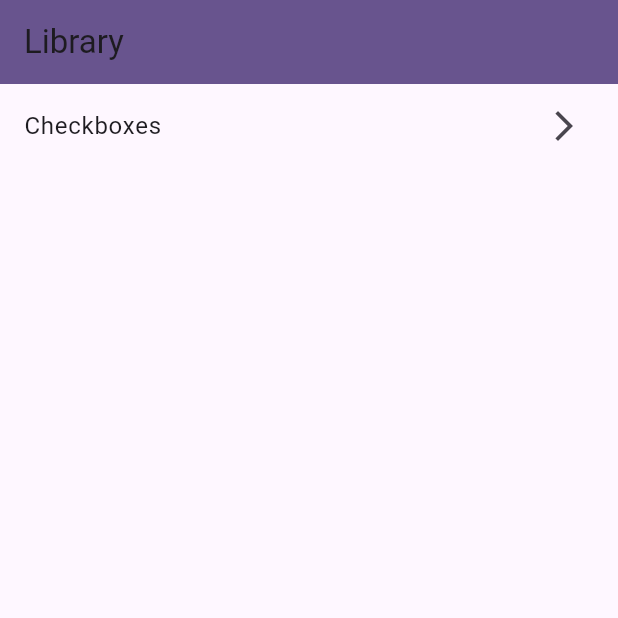
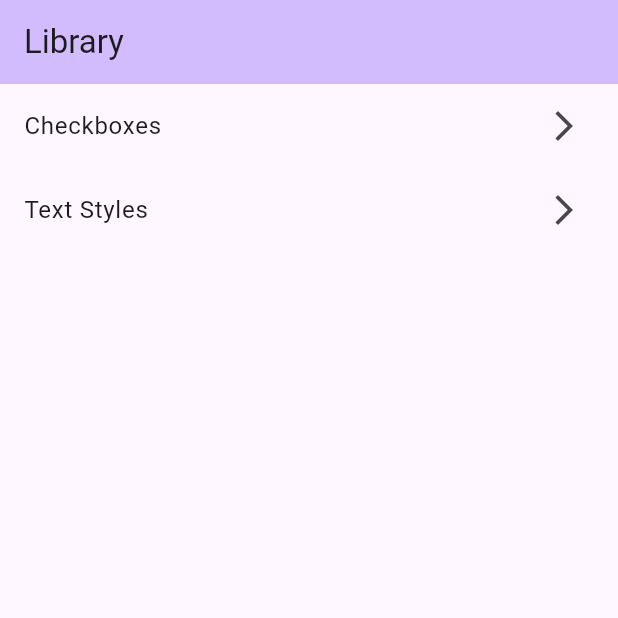
Before and after one commit to etnet-robingeng/test_flutter_package, a Flutter app: the screen it shows after launch, on a phone screen of 412 x 824 dp, the top half of it. Run offline on Flutter 3.47's test engine with Material 3 defaults, Android fonts, the phone set to English and light mode, and no system bars; Roboto replaces fonts that are missing (PingFang TC).

Commit message:
add text style

```diff
--- a/example/lib/main.dart
+++ b/example/lib/main.dart
@@ -1,5 +1,7 @@
 import 'package:flutter/material.dart';
+import 'package:app_family_materials/family_themes.dart';
 import 'sections/checkbox.dart';
+import 'sections/text_style.dart';
 
 void main() {
   runApp(const MyApp());
@@ -13,9 +15,7 @@ class MyApp extends StatelessWidget {
   Widget build(BuildContext context) {
     return MaterialApp(
       title: 'ET Net Flutter Library Demo',
-      theme: ThemeData(
-        colorScheme: ColorScheme.fromSeed(seedColor: Colors.deepPurple),
-      ),
+      theme: FamilyThemes.deepPurpleTheme,
       home: const MyHomePage(),
     );
   }
@@ -31,28 +31,50 @@ class MyHomePage extends StatefulWidget {
 }
 
 class _MyHomePageState extends State<MyHomePage> {
-
   @override
   Widget build(BuildContext context) {
     return Scaffold(
       appBar: AppBar(
         title: Text(widget.title),
-        backgroundColor: Theme.of(context).colorScheme.primary,
+        backgroundColor: Theme.of(context).colorScheme.inversePrimary,
       ),
       body: ListView(
         children: [
-          ListTile(
-            trailing: const Icon(Icons.arrow_forward_ios),
-            title: const Text('Checkboxes'),
-            onTap: () {
-              Navigator.push(
-                context,
-                MaterialPageRoute(builder: (context) => const CheckboxPage()),
-              );
-            },
+          NavigationListTile(
+            title: 'Checkboxes',
+            destination: const CheckboxPage(),
+          ),
+          NavigationListTile(
+            title: 'Text Styles',
+            destination: const TextStylePage(),
           ),
         ],
       ),
     );
   }
 }
+
+class NavigationListTile extends StatelessWidget {
+  final String title;
+  final Widget destination;
+
+  const NavigationListTile({
+    super.key,
+    required this.title,
+    required this.destination,
+  });
+
+  @override
+  Widget build(BuildContext context) {
+    return ListTile(
+      trailing: const Icon(Icons.arrow_forward_ios),
+      title: Text(title),
+      onTap: () {
+        Navigator.push(
+          context,
+          MaterialPageRoute(builder: (context) => destination),
+        );
+      },
+    );
+  }
+}
--- a/example/lib/sections/checkbox.dart
+++ b/example/lib/sections/checkbox.dart
@@ -17,7 +17,7 @@ class _CheckboxPageState extends State<CheckboxPage> {
     return Scaffold(
       appBar: AppBar(
         title: const Text('Checkbox Examples'),
-        backgroundColor: Theme.of(context).colorScheme.primary,
+        backgroundColor: Theme.of(context).colorScheme.inversePrimary,
       ),
       body: SingleChildScrollView(
         child: Padding(
--- /dev/null
+++ b/example/lib/sections/text_style.dart
@@ -0,0 +1,54 @@
+import 'package:flutter/material.dart';
+import 'package:app_family_materials/family_textStyle.dart';
+
+class TextStylePage extends StatelessWidget {
+  const TextStylePage({super.key});
+
+  @override
+  Widget build(BuildContext context) {
+
+    return Scaffold(
+      appBar: AppBar(
+        title: const Text('Text Styles'),
+        backgroundColor: Theme.of(context).colorScheme.inversePrimary,
+      ),
+      body: SingleChildScrollView(
+        child: Padding(
+          padding: const EdgeInsets.all(16.0),
+          child: Column(
+            crossAxisAlignment: CrossAxisAlignment.start,
+            children: [
+              Text('Body Styles:', style: FamilyTextStyle.LHeadlineSemiBold),
+              const SizedBox(height: 16),
+              Text('Small Body Regular', style: FamilyTextStyle.SBodyRegular),
+              Text('Small Body Medium', style: FamilyTextStyle.SBodyMedium),
+              Text('Small Body SemiBold', style: FamilyTextStyle.SBodySemiBold),
+              const SizedBox(height: 8),
+              Text('Medium Body Regular', style: FamilyTextStyle.MBodyRegular),
+              Text('Medium Body Medium', style: FamilyTextStyle.MBodyMedium),
+              Text('Medium Body SemiBold', style: FamilyTextStyle.MBodySemiBold),
+              const SizedBox(height: 8),
+              Text('Large Body Regular', style: FamilyTextStyle.LBodyRegular),
+              Text('Large Body Medium', style: FamilyTextStyle.LBodyMedium),
+              Text('Large Body SemiBold', style: FamilyTextStyle.LBodySemiBold),
+              const SizedBox(height: 24),
+              Text('Headline Styles:', style: FamilyTextStyle.LHeadlineSemiBold),
+              const SizedBox(height: 16),
+              Text('Small Headline Regular', style: FamilyTextStyle.SHeadlineRegular),
+              Text('Small Headline Medium', style: FamilyTextStyle.SHeadlineMedium),
+              Text('Small Headline SemiBold', style: FamilyTextStyle.SHeadlineSemiBold),
+              const SizedBox(height: 8),
+              Text('Medium Headline Regular', style: FamilyTextStyle.MHeadlineRegular),
+              Text('Medium Headline Medium', style: FamilyTextStyle.MHeadlineMedium),
+              Text('Medium Headline SemiBold', style: FamilyTextStyle.MHeadlineSemiBold),
+              const SizedBox(height: 8),
+              Text('Large Headline Regular', style: FamilyTextStyle.LHeadlineRegular),
+              Text('Large Headline Medium', style: FamilyTextStyle.LHeadlineMedium),
+              Text('Large Headline SemiBold', style: FamilyTextStyle.LHeadlineSemiBold),
+            ],
+          ),
+        ),
+      ),
+    );
+  }
+}
--- a/lib/family_sizes.dart
+++ b/lib/family_sizes.dart
@@ -4,20 +4,20 @@ class FamilySizesBody {
   static const double fontSizeL = 16;
 }
 
-class FamilySizesHeader {
+class FamilySizesHeadline {
   static const double fontSizeS = 18;
   static const double fontSizeM = 20;
   static const double fontSizeL = 22;
 }
 
 class FamilySizeBodyHeight {
-  static const double fontHeightS = 18;
-  static const double fontHeightM = 20;
-  static const double fontHeightL = 24;
+  static const double fontHeightS = 18 / FamilySizesBody.fontSizeS;
+  static const double fontHeightM = 20 / FamilySizesBody.fontSizeM;
+  static const double fontHeightL = 24 / FamilySizesBody.fontSizeL;
 }
 
-class FamilySizeHeaderHeight {
-  static const double fontHeightS = 18;
-  static const double fontHeightM = 20;
-  static const double fontHeightL = 22;
+class FamilySizeHeadlineHeight {
+  static const double fontHeightS = 18 / FamilySizesHeadline.fontSizeS;
+  static const double fontHeightM = 20 / FamilySizesHeadline.fontSizeM;
+  static const double fontHeightL = 22 / FamilySizesHeadline.fontSizeL;
 }
--- a/lib/family_textStyle.dart
+++ b/lib/family_textStyle.dart
@@ -1,3 +1,5 @@
+// ignore_for_file: constant_identifier_names
+
 import 'package:flutter/material.dart' show TextStyle, FontWeight;
 import 'family_sizes.dart';
 
@@ -67,66 +69,66 @@ class FamilyTextStyle {
     fontFamily: fontFamily,
   );
 
-  static const TextStyle TitleRegular = TextStyle(
-    fontSize: FamilySizesHeader.fontSizeS,
+  static const TextStyle SHeadlineRegular = TextStyle(
+    fontSize: FamilySizesHeadline.fontSizeS,
     fontWeight: FontWeight.w400,
-    height: FamilySizeHeaderHeight.fontHeightS,
+    height: FamilySizeHeadlineHeight.fontHeightS,
     fontFamily: fontFamily,
   );
 
-  static const TextStyle TitleMedium = TextStyle(
-    fontSize: FamilySizesHeader.fontSizeS,
+  static const TextStyle SHeadlineMedium = TextStyle(
+    fontSize: FamilySizesHeadline.fontSizeS,
     fontWeight: FontWeight.w500,
-    height: FamilySizeHeaderHeight.fontHeightS,
+    height: FamilySizeHeadlineHeight.fontHeightS,
     fontFamily: fontFamily,
   );
 
-  static const TextStyle TitleSemiBold = TextStyle(
-    fontSize: FamilySizesHeader.fontSizeS,
+  static const TextStyle SHeadlineSemiBold = TextStyle(
+    fontSize: FamilySizesHeadline.fontSizeS,
     fontWeight: FontWeight.w600,
-    height: FamilySizeHeaderHeight.fontHeightS,
+    height: FamilySizeHeadlineHeight.fontHeightS,
     fontFamily: fontFamily,
   );
 
-  static const TextStyle HeadlineRegular = TextStyle(
-    fontSize: FamilySizesHeader.fontSizeM,
+  static const TextStyle MHeadlineRegular = TextStyle(
+    fontSize: FamilySizesHeadline.fontSizeM,
     fontWeight: FontWeight.w400,
-    height: FamilySizeHeaderHeight.fontHeightM,
+    height: FamilySizeHeadlineHeight.fontHeightM,
     fontFamily: fontFamily,
   );
 
-  static const TextStyle HeadlineMedium = TextStyle(
-    fontSize: FamilySizesHeader.fontSizeM,
+  static const TextStyle MHeadlineMedium = TextStyle(
+    fontSize: FamilySizesHeadline.fontSizeM,
     fontWeight: FontWeight.w500,
-    height: FamilySizeHeaderHeight.fontHeightM,
+    height: FamilySizeHeadlineHeight.fontHeightM,
     fontFamily: fontFamily,
   );
 
-  static const TextStyle HeadlineSemiBold = TextStyle(
-    fontSize: FamilySizesHeader.fontSizeM,
+  static const TextStyle MHeadlineSemiBold = TextStyle(
+    fontSize: FamilySizesHeadline.fontSizeM,
     fontWeight: FontWeight.w600,
-    height: FamilySizeHeaderHeight.fontHeightM,
+    height: FamilySizeHeadlineHeight.fontHeightM,
     fontFamily: fontFamily,
   );
 
-  static const TextStyle DisplayRegular = TextStyle(
-    fontSize: FamilySizesHeader.fontSizeL,
+  static const TextStyle LHeadlineRegular = TextStyle(
+    fontSize: FamilySizesHeadline.fontSizeL,
     fontWeight: FontWeight.w400,
-    height: FamilySizeHeaderHeight.fontHeightL,
+    height: FamilySizeHeadlineHeight.fontHeightL,
     fontFamily: fontFamily,
   );
 
-  static const TextStyle DisplayMedium = TextStyle(
-    fontSize: FamilySizesHeader.fontSizeL,
+  static const TextStyle LHeadlineMedium = TextStyle(
+    fontSize: FamilySizesHeadline.fontSizeL,
     fontWeight: FontWeight.w500,
-    height: FamilySizeHeaderHeight.fontHeightL,
+    height: FamilySizeHeadlineHeight.fontHeightL,
     fontFamily: fontFamily,
   );
 
-  static const TextStyle DisplaySemiBold = TextStyle(
-    fontSize: FamilySizesHeader.fontSizeL,
+  static const TextStyle LHeadlineSemiBold = TextStyle(
+    fontSize: FamilySizesHeadline.fontSizeL,
     fontWeight: FontWeight.w600,
-    height: FamilySizeHeaderHeight.fontHeightL,
+    height: FamilySizeHeadlineHeight.fontHeightL,
     fontFamily: fontFamily,
   );
 }
--- a/lib/family_themes.dart
+++ b/lib/family_themes.dart
@@ -1,52 +1,29 @@
-import 'package:app_family_materials/family_colors.dart';
 import 'package:app_family_materials/family_textStyle.dart';
 import 'package:flutter/material.dart';
 
-import 'family_sizes.dart';
-
 class FamilyThemes {
   // MaterialApp themes
-  static ThemeData lightTheme = ThemeData(
+  static ThemeData deepPurpleTheme = ThemeData(
+    colorScheme: ColorScheme.fromSeed(seedColor: Colors.deepPurple),
     textTheme: TextTheme(
-      displayLarge: FamilyTextStyle.DisplaySemiBold,
-      displayMedium: FamilyTextStyle.DisplayMedium,
-      displaySmall: FamilyTextStyle.DisplayRegular,
-      headlineLarge: FamilyTextStyle.HeadlineSemiBold,
-      headlineMedium: FamilyTextStyle.HeadlineMedium,
-      headlineSmall: FamilyTextStyle.HeadlineRegular,
-      titleLarge: FamilyTextStyle.TitleSemiBold,
-      titleMedium: FamilyTextStyle.TitleMedium,
-      titleSmall: FamilyTextStyle.TitleRegular,
+      headlineLarge: FamilyTextStyle.LHeadlineRegular,
+      headlineMedium: FamilyTextStyle.MHeadlineRegular,
+      headlineSmall: FamilyTextStyle.SHeadlineRegular,
       bodyLarge: FamilyTextStyle.LBodyRegular,
       bodyMedium: FamilyTextStyle.MBodyRegular,
       bodySmall: FamilyTextStyle.SBodyRegular,
-    )
+    ),
   );
 
   static ThemeData norTheme = ThemeData(
     primarySwatch: Colors.yellow,
     textTheme: TextTheme(
-      titleMedium: TextStyle(
-        fontSize: FamilySizesHeader.fontSizeL,
-        fontWeight: FontWeight.bold,
-        color: FamilyColors.primary700,
-        fontFamily: 'PingFang TC',
-      ),
-      bodyMedium: TextStyle(
-        fontSize: FamilySizesBody.fontSizeM,
-        fontWeight: FontWeight.normal,
-        color: FamilyColors.primary500,
-        fontFamily: 'PingFang TC',
-      ),
-      displayLarge: TextStyle(fontSize: 96, fontWeight: FontWeight.w300, color: Colors.black),
-      displayMedium: TextStyle(fontSize: 60, fontWeight: FontWeight.w400, color: Colors.black),
-      displaySmall: TextStyle(fontSize: 48, fontWeight: FontWeight.w400, color: Colors.black),
-      headlineMedium: TextStyle(fontSize: 34, fontWeight: FontWeight.w400, color: Colors.black),
-      headlineSmall: TextStyle(fontSize: 24, fontWeight: FontWeight.w400, color: Colors.black),
-      titleLarge: TextStyle(fontSize: 20, fontWeight: FontWeight.w500, color: Colors.black),
-      bodyLarge: TextStyle(fontSize: 16, fontWeight: FontWeight.w400, color: Colors.black87),
-      bodySmall: TextStyle(fontSize: 12, fontWeight: FontWeight.w400, color: Colors.black54),
-      labelLarge: TextStyle(fontSize: 14, fontWeight: FontWeight.w500, color: Colors.white),
+      headlineLarge: FamilyTextStyle.LHeadlineRegular,
+      headlineMedium: FamilyTextStyle.MHeadlineRegular,
+      headlineSmall: FamilyTextStyle.SHeadlineRegular,
+      bodyLarge: FamilyTextStyle.LBodyRegular,
+      bodyMedium: FamilyTextStyle.MBodyRegular,
+      bodySmall: FamilyTextStyle.SBodyRegular,
     ),
     colorScheme: ColorScheme.fromSeed(
       seedColor: Colors.pink, // Same as light theme
@@ -64,27 +41,12 @@ class FamilyThemes {
   static final ThemeData darkTheme = ThemeData(
     primarySwatch: Colors.grey,
     textTheme: TextTheme(
-      titleMedium: TextStyle(
-        fontSize: FamilySizesHeader.fontSizeL,
-        fontWeight: FontWeight.bold,
-        color: FamilyColors.primary500,
-        fontFamily: 'PingFang TC',
-      ),
-      bodyMedium: TextStyle(
-        fontSize: FamilySizesBody.fontSizeM,
-        fontWeight: FontWeight.normal,
-        color: FamilyColors.primary700,
-        fontFamily: 'PingFang TC',
-      ),
-      displayLarge: TextStyle(fontSize: 96, fontWeight: FontWeight.w300, color: Colors.black),
-      displayMedium: TextStyle(fontSize: 60, fontWeight: FontWeight.w400, color: Colors.black),
-      displaySmall: TextStyle(fontSize: 48, fontWeight: FontWeight.w400, color: Colors.black),
-      headlineMedium: TextStyle(fontSize: 34, fontWeight: FontWeight.w400, color: Colors.black),
-      headlineSmall: TextStyle(fontSize: 24, fontWeight: FontWeight.w400, color: Colors.black),
-      titleLarge: TextStyle(fontSize: 20, fontWeight: FontWeight.w500, color: Colors.black),
-      bodyLarge: TextStyle(fontSize: 16, fontWeight: FontWeight.w400, color: Colors.black87),
-      bodySmall: TextStyle(fontSize: 12, fontWeight: FontWeight.w400, color: Colors.black54),
-      labelLarge: TextStyle(fontSize: 14, fontWeight: FontWeight.w500, color: Colors.white),
+      headlineLarge: FamilyTextStyle.LHeadlineRegular,
+      headlineMedium: FamilyTextStyle.MHeadlineRegular,
+      headlineSmall: FamilyTextStyle.SHeadlineRegular,
+      bodyLarge: FamilyTextStyle.LBodyRegular,
+      bodyMedium: FamilyTextStyle.MBodyRegular,
+      bodySmall: FamilyTextStyle.SBodyRegular,
     ),
     colorScheme: ColorScheme.fromSeed(
       seedColor: Colors.pink, // Same as light theme
```
